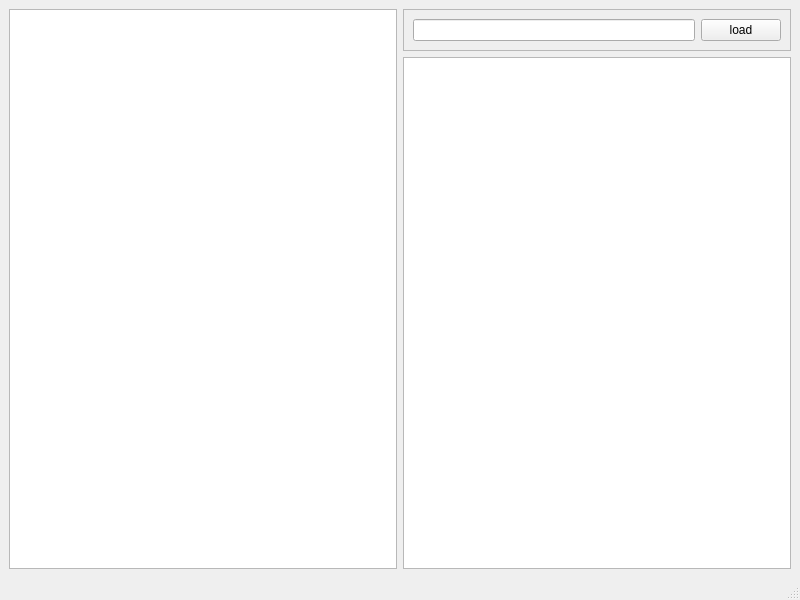
Qt form tools/fm-editor/FeatureModelEditor.ui (se-sic/vara-feature) before a commit.
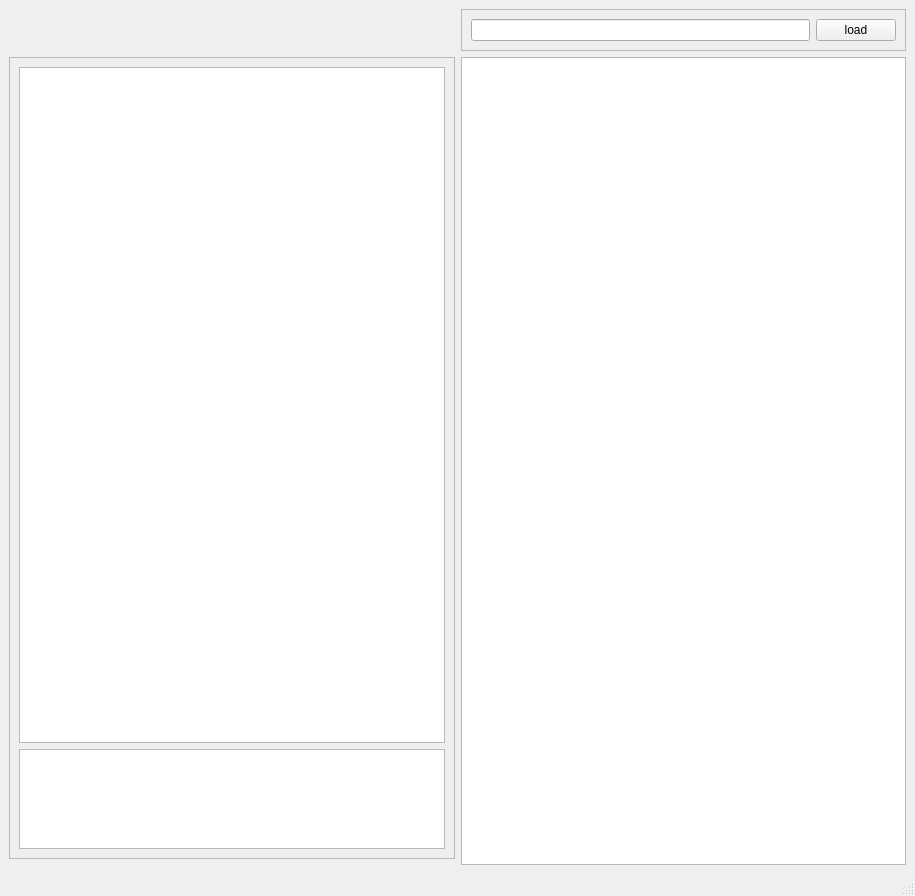
The same form after that commit.

Commit message: build the main gui

The edit to the form file:
```diff
--- a/tools/fm-editor/FeatureModelEditor.ui
+++ b/tools/fm-editor/FeatureModelEditor.ui
@@ -6,8 +6,8 @@
    <rect>
     <x>0</x>
     <y>0</y>
-    <width>800</width>
-    <height>600</height>
+    <width>915</width>
+    <height>896</height>
    </rect>
   </property>
   <property name="windowTitle">
@@ -15,11 +15,14 @@
   </property>
   <widget class="QWidget" name="centralwidget">
    <layout class="QGridLayout" name="gridLayout">
-    <item row="1" column="2">
-     <widget class="QTextEdit" name="textEdit"/>
-    </item>
-    <item row="0" column="2">
+    <item row="1" column="1">
      <widget class="QFrame" name="frame">
+      <property name="maximumSize">
+       <size>
+        <width>16777215</width>
+        <height>50</height>
+       </size>
+      </property>
       <property name="frameShape">
        <enum>QFrame::StyledPanel</enum>
       </property>
@@ -40,8 +43,52 @@
       </layout>
      </widget>
     </item>
-    <item row="0" column="0" rowspan="2">
-     <widget class="QGraphicsView" name="featureGraph"/>
+    <item row="2" column="1" rowspan="2">
+     <widget class="QTextEdit" name="textEdit"/>
+    </item>
+    <item row="2" column="0">
+     <widget class="QFrame" name="frame_2">
+      <property name="frameShape">
+       <enum>QFrame::StyledPanel</enum>
+      </property>
+      <property name="frameShadow">
+       <enum>QFrame::Raised</enum>
+      </property>
+      <layout class="QGridLayout" name="gridLayout_3">
+       <item row="2" column="2">
+        <widget class="QTextEdit" name="featureInfo">
+         <property name="minimumSize">
+          <size>
+           <width>0</width>
+           <height>100</height>
+          </size>
+         </property>
+         <property name="maximumSize">
+          <size>
+           <width>16777215</width>
+           <height>100</height>
+          </size>
+         </property>
+        </widget>
+       </item>
+       <item row="1" column="2">
+        <widget class="QGraphicsView" name="featureGraph">
+         <property name="minimumSize">
+          <size>
+           <width>0</width>
+           <height>400</height>
+          </size>
+         </property>
+         <property name="maximumSize">
+          <size>
+           <width>16777215</width>
+           <height>16777215</height>
+          </size>
+         </property>
+        </widget>
+       </item>
+      </layout>
+     </widget>
     </item>
    </layout>
   </widget>
```
Left out of the diff: 10 changed lines with no effect on the pictures. The commit also changes 4 other files.
